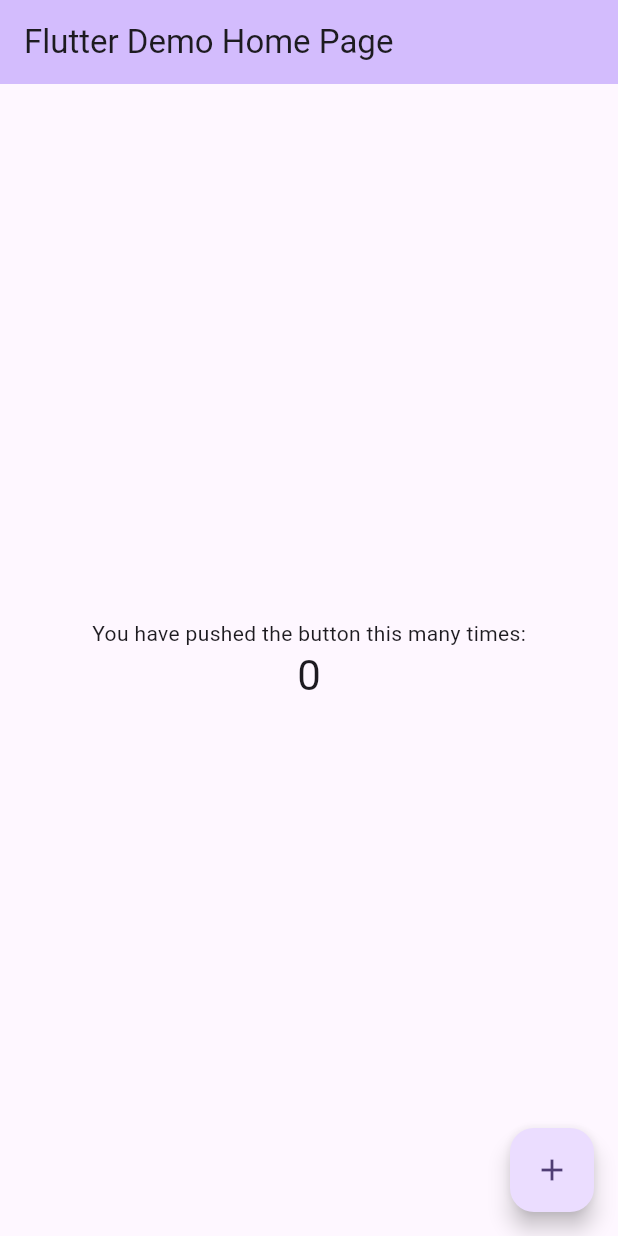
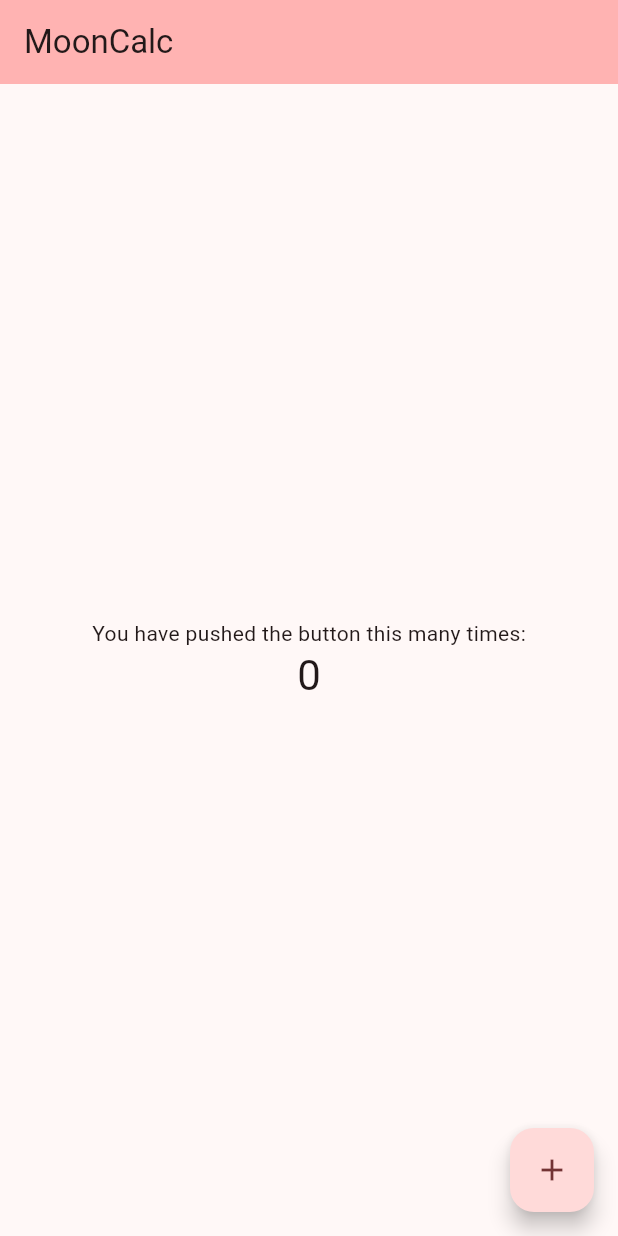
Before and after one commit to ad-belikov/mooncalc, a Flutter app: the screen it shows after launch, on a phone screen of 412 x 824 dp. Run offline on Flutter 3.47's test engine with Material 2 defaults, Android fonts, the phone set to English and light mode, and no system bars.

Commit message:
first commit

```diff
--- a/lib/main.dart
+++ b/lib/main.dart
@@ -13,40 +13,17 @@ class MyApp extends StatelessWidget {
     return MaterialApp(
       title: 'Flutter Demo',
       theme: ThemeData(
-        // This is the theme of your application.
-        //
-        // TRY THIS: Try running your application with "flutter run". You'll see
-        // the application has a blue toolbar. Then, without quitting the app,
-        // try changing the seedColor in the colorScheme below to Colors.green
-        // and then invoke "hot reload" (save your changes or press the "hot
-        // reload" button in a Flutter-supported IDE, or press "r" if you used
-        // the command line to start the app).
-        //
-        // Notice that the counter didn't reset back to zero; the application
-        // state is not lost during the reload. To reset the state, use hot
-        // restart instead.
-        //
-        // This works for code too, not just values: Most code changes can be
-        // tested with just a hot reload.
-        colorScheme: ColorScheme.fromSeed(seedColor: Colors.deepPurple),
+        colorScheme: ColorScheme.fromSeed(
+            seedColor: const Color.fromARGB(255, 221, 37, 61)),
         useMaterial3: true,
       ),
-      home: const MyHomePage(title: 'Flutter Demo Home Page'),
+      home: const MyHomePage(title: 'MoonCalc'),
     );
   }
 }
 
 class MyHomePage extends StatefulWidget {
   const MyHomePage({super.key, required this.title});
-
-  // This widget is the home page of your application. It is stateful, meaning
-  // that it has a State object (defined below) that contains fields that affect
-  // how it looks.
-
-  // This class is the configuration for the state. It holds the values (in this
-  // case the title) provided by the parent (in this case the App widget) and
-  // used by the build method of the State. Fields in a Widget subclass are
-  // always marked "final".
 
   final String title;
 
@@ -59,50 +36,19 @@ class _MyHomePageState extends State<MyHomePage> {
 
   void _incrementCounter() {
     setState(() {
-      // This call to setState tells the Flutter framework that something has
-      // changed in this State, which causes it to rerun the build method below
-      // so that the display can reflect the updated values. If we changed
-      // _counter without calling setState(), then the build method would not be
-      // called again, and so nothing would appear to happen.
       _counter++;
     });
   }
 
   @override
   Widget build(BuildContext context) {
-    // This method is rerun every time setState is called, for instance as done
-    // by the _incrementCounter method above.
-    //
-    // The Flutter framework has been optimized to make rerunning build methods
-    // fast, so that you can just rebuild anything that needs updating rather
-    // than having to individually change instances of widgets.
     return Scaffold(
       appBar: AppBar(
-        // TRY THIS: Try changing the color here to a specific color (to
-        // Colors.amber, perhaps?) and trigger a hot reload to see the AppBar
-        // change color while the other colors stay the same.
         backgroundColor: Theme.of(context).colorScheme.inversePrimary,
-        // Here we take the value from the MyHomePage object that was created by
-        // the App.build method, and use it to set our appbar title.
         title: Text(widget.title),
       ),
       body: Center(
-        // Center is a layout widget. It takes a single child and positions it
-        // in the middle of the parent.
         child: Column(
-          // Column is also a layout widget. It takes a list of children and
-          // arranges them vertically. By default, it sizes itself to fit its
-          // children horizontally, and tries to be as tall as its parent.
-          //
-          // Column has various properties to control how it sizes itself and
-          // how it positions its children. Here we use mainAxisAlignment to
-          // center the children vertically; the main axis here is the vertical
-          // axis because Columns are vertical (the cross axis would be
-          // horizontal).
-          //
-          // TRY THIS: Invoke "debug painting" (choose the "Toggle Debug Paint"
-          // action in the IDE, or press "p" in the console), to see the
-          // wireframe for each widget.
           mainAxisAlignment: MainAxisAlignment.center,
           children: <Widget>[
             const Text(
```
